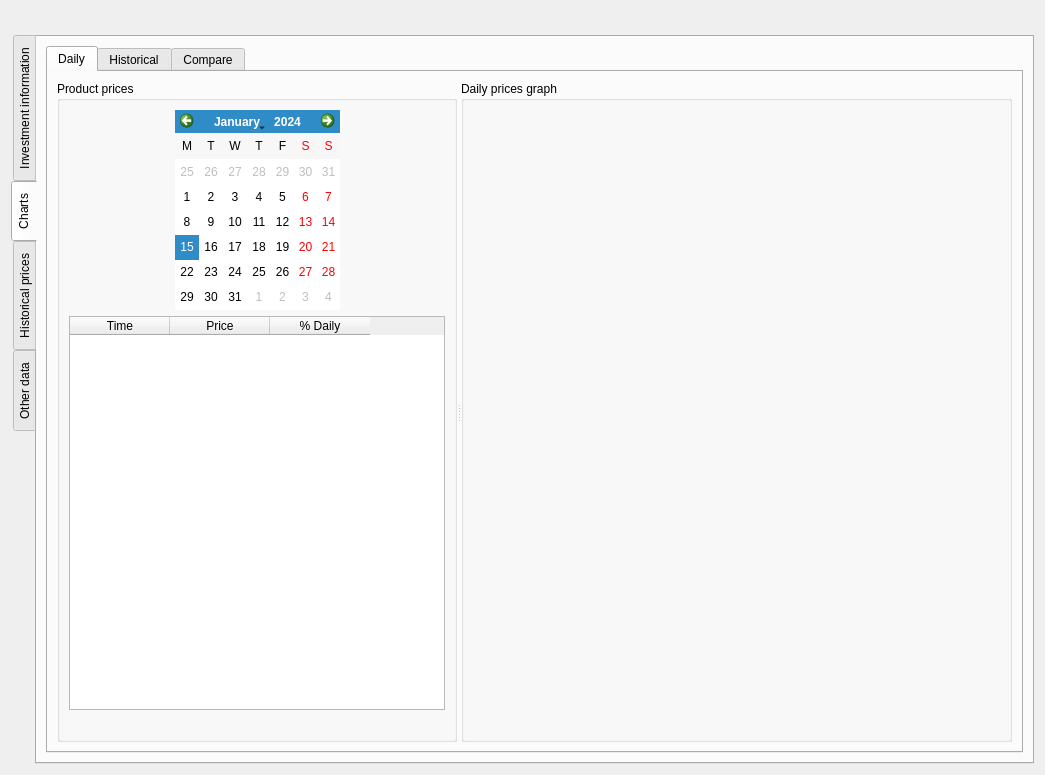
turulomio/xulpymoney, file ui/frmProductReport.ui: the form before one commit.
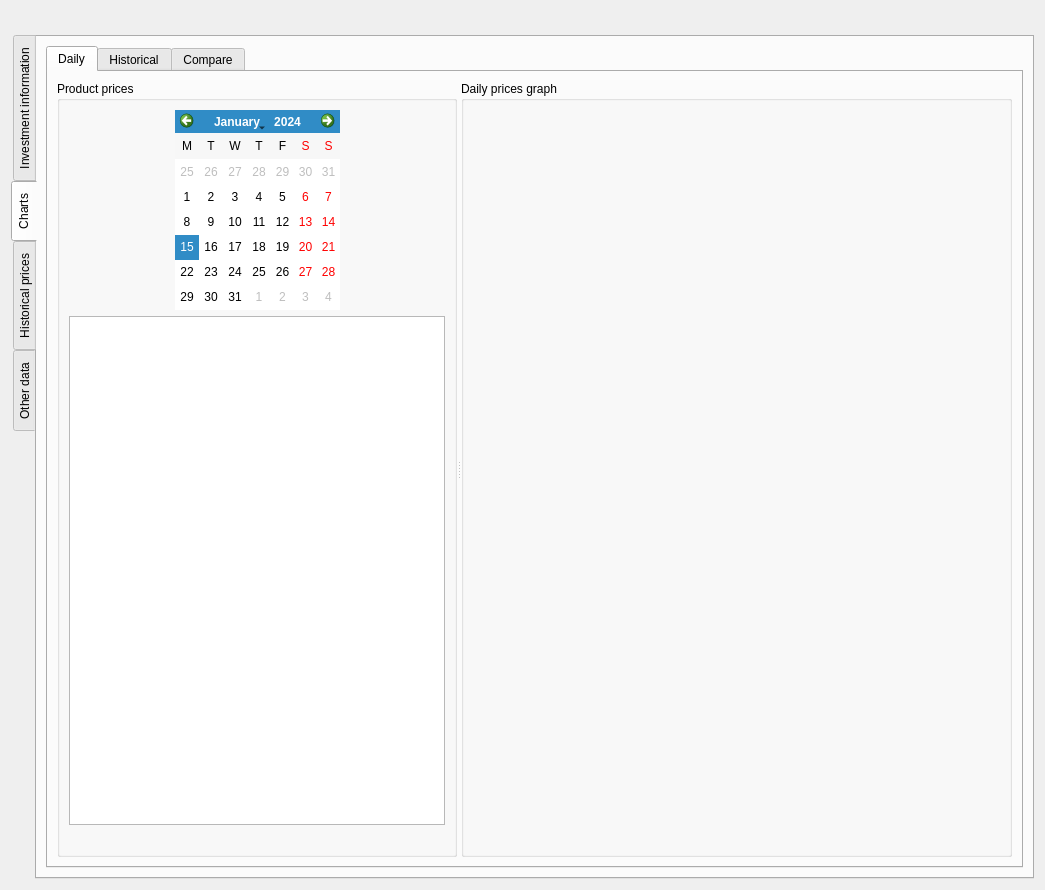
The form after the commit. The open tabs and pages were chosen to show the change. Icons and pictures are not drawn. Custom widgets are drawn as their Qt base class.

Patch:
```diff
--- a/ui/frmProductReport.ui
+++ b/ui/frmProductReport.ui
@@ -10,7 +10,7 @@
     <x>0</x>
     <y>0</y>
     <width>1045</width>
-    <height>775</height>
+    <height>890</height>
    </rect>
   </property>
   <property name="windowTitle">
@@ -745,21 +745,6 @@
                      <attribute name="verticalHeaderVisible">
                       <bool>false</bool>
                      </attribute>
-                     <column>
-                      <property name="text">
-                       <string>Time</string>
-                      </property>
-                     </column>
-                     <column>
-                      <property name="text">
-                       <string>Price</string>
-                      </property>
-                     </column>
-                     <column>
-                      <property name="text">
-                       <string>% Daily</string>
-                      </property>
-                     </column>
                     </widget>
                    </item>
                    <item>
```
Left out of the diff: 2 changed lines with no effect on the pictures.
